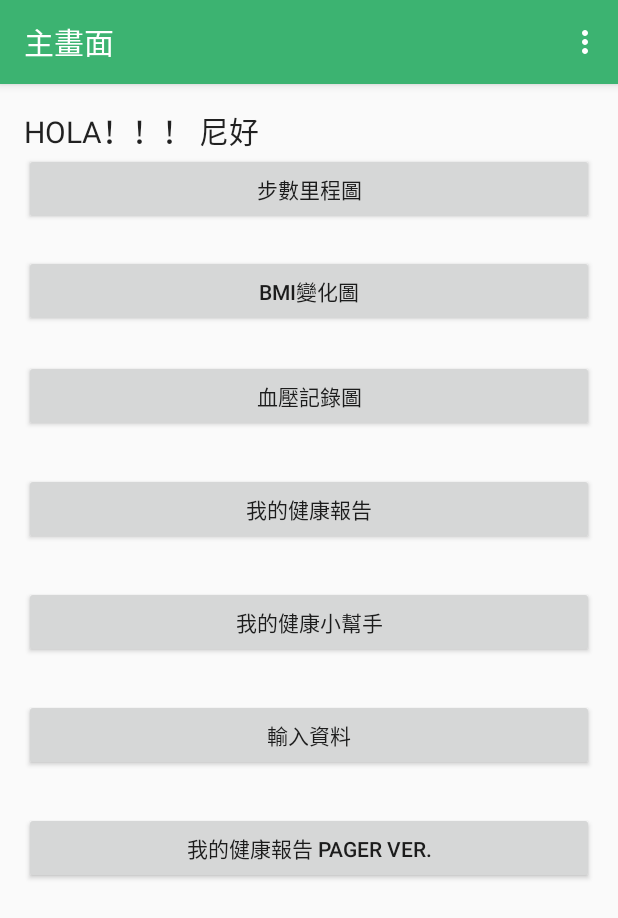
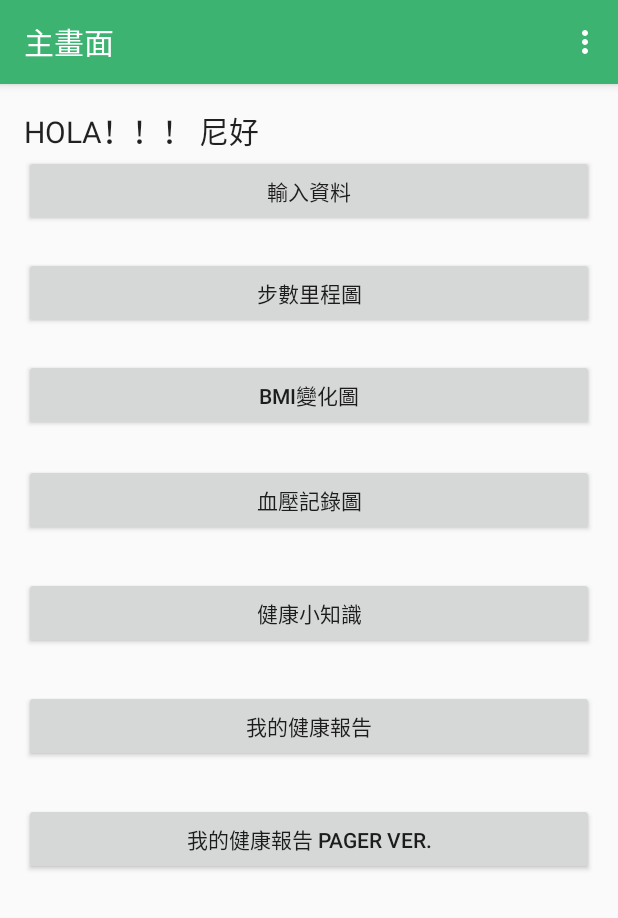
Before and after one commit to tony4120523/New-ProjectGoGo_0505, an Android app: the HomeActivity screen opened directly, with no data from a screen before it, on a phone screen of 412 x 824 dp. Shown: the top 918 px of the screen. Run offline under Robolectric (Android 15) with nearby library versions, the phone set to English and light mode, and no system bars.

```diff
--- a/app/src/main/res/layout/activity_home.xml
+++ b/app/src/main/res/layout/activity_home.xml
@@ -15,7 +15,6 @@
     android:orientation="vertical">
 
 
-
     <TextView
         android:layout_width="wrap_content"
         android:layout_height="wrap_content"
@@ -29,6 +28,18 @@
         android:layout_alignParentEnd="true" />
 
     <Button
+        android:layout_width="match_parent"
+        android:layout_height="wrap_content"
+        android:text="輸入資料"
+        android:id="@+id/btn_input"
+        android:layout_marginTop="1dp"
+        android:layout_below="@+id/btnhelp"
+        android:layout_alignRight="@+id/btnhelp"
+        android:layout_alignEnd="@+id/btnhelp"
+        android:layout_alignParentLeft="true"
+        android:layout_alignParentStart="true" />
+
+    <Button
         android:layout_width="fill_parent"
         android:layout_height="wrap_content"
         android:text="步數里程圖"
@@ -37,7 +48,9 @@
         android:layout_alignParentLeft="true"
         android:layout_alignParentStart="true"
         android:layout_alignParentRight="true"
-        android:layout_alignParentEnd="true" />
+        android:layout_alignParentEnd="true"
+        android:textAlignment="center"
+        android:layout_marginTop="20dp" />
 
     <Button
         android:layout_width="match_parent"
@@ -66,19 +79,7 @@
     <Button
         android:layout_width="match_parent"
         android:layout_height="wrap_content"
-        android:text="我的健康報告"
-        android:id="@+id/btnreport"
-        android:layout_below="@+id/btnhg"
-        android:layout_alignParentLeft="true"
-        android:layout_alignParentStart="true"
-        android:layout_marginTop="27dp"
-        android:layout_alignRight="@+id/btnhelp"
-        android:layout_alignEnd="@+id/btnhelp" />
-
-    <Button
-        android:layout_width="match_parent"
-        android:layout_height="wrap_content"
-        android:text="我的健康小幫手"
+        android:text="健康小知識"
         android:id="@+id/btnhelp"
         android:layout_marginTop="27dp"
         android:layout_below="@+id/btnreport"
@@ -90,14 +91,14 @@
     <Button
         android:layout_width="match_parent"
         android:layout_height="wrap_content"
-        android:text="輸入資料"
-        android:id="@+id/btn_input"
+        android:text="我的健康報告"
+        android:id="@+id/btnreport"
+        android:layout_below="@+id/btnhg"
+        android:layout_alignParentLeft="true"
+        android:layout_alignParentStart="true"
         android:layout_marginTop="27dp"
-        android:layout_below="@+id/btnhelp"
         android:layout_alignRight="@+id/btnhelp"
-        android:layout_alignEnd="@+id/btnhelp"
-        android:layout_alignParentLeft="true"
-        android:layout_alignParentStart="true" />
+        android:layout_alignEnd="@+id/btnhelp" />
 
     <Button
         android:layout_width="fill_parent"
```
Also changed, not shown: app/src/main/java/com/example/nabux/projectgogo/BMIActivity.java (+20 -2 lines), app/src/main/java/com/example/nabux/projectgogo/BPActivity.java (+15 -4 lines), app/src/main/java/com/example/nabux/projectgogo/StepActivity.java (+18 -3 lines), app/src/main/res/layout/activity_bmi.xml (+7 -5 lines), app/src/main/res/layout/activity_hg.xml (+3 -4 lines), app/src/main/res/layout/activity_step.xml (+4 -4 lines).
